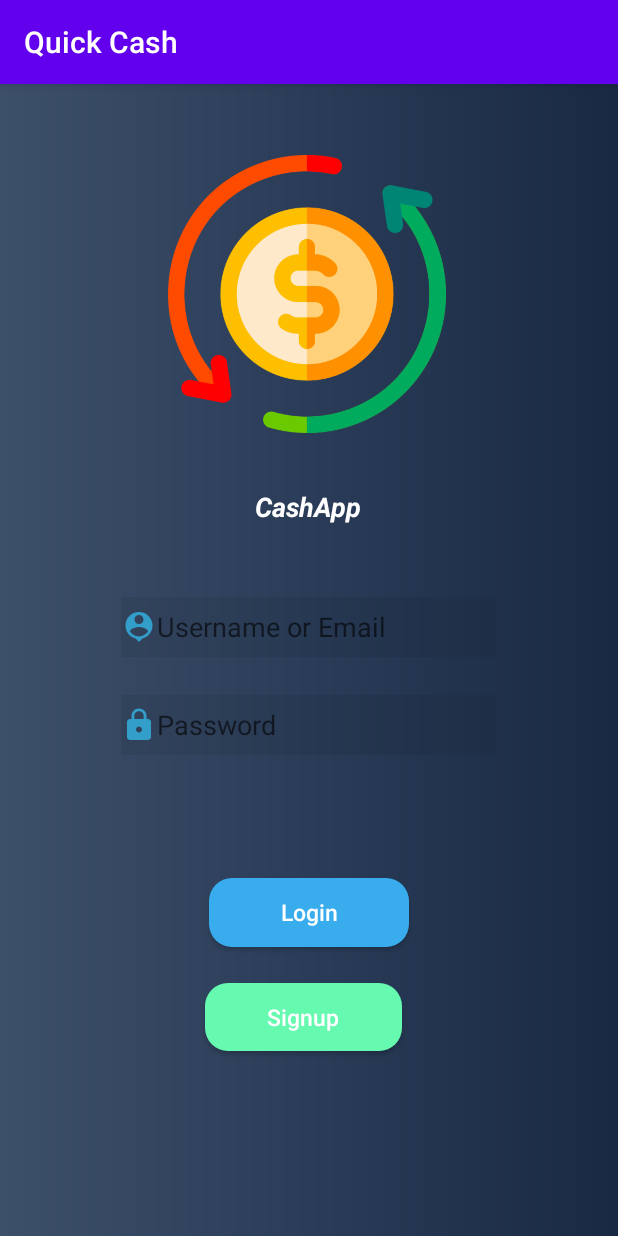
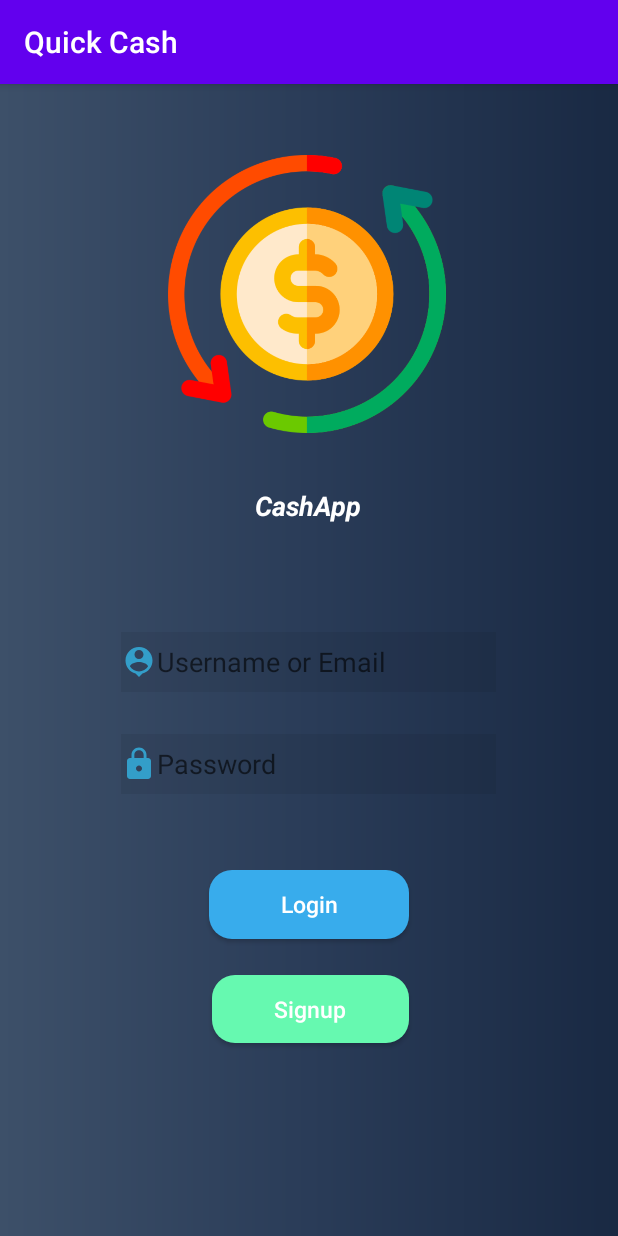
Before and after one commit to aarongratto/QuickCash, an Android app: the screen it shows after launch (MainActivity), on a phone screen of 412 x 824 dp. Run offline under Robolectric (Android 15) with nearby library versions, the phone set to English and light mode, and no system bars; our stand-ins replace Firebase (no records; nobody signed in at launch, a user with empty details on screens opened directly).

Commit message:
Minor modification

```diff
--- a/app/src/main/res/layout/activity_main.xml
+++ b/app/src/main/res/layout/activity_main.xml
@@ -38,7 +38,7 @@
         app:layout_constraintHorizontal_bias="0.496"
         app:layout_constraintStart_toStartOf="parent"
         app:layout_constraintTop_toBottomOf="@+id/imageView5"
-        app:layout_constraintVertical_bias="0.409"
+        app:layout_constraintVertical_bias="0.515"
         tools:ignore="MissingConstraints" />
 
     <EditText
@@ -59,7 +59,7 @@
         app:layout_constraintHorizontal_bias="0.496"
         app:layout_constraintStart_toStartOf="parent"
         app:layout_constraintTop_toBottomOf="@+id/editText"
-        app:layout_constraintVertical_bias="0.236" />
+        app:layout_constraintVertical_bias="0.357" />
 
     <Button
         android:id="@+id/button"
@@ -94,7 +94,7 @@
         app:layout_constraintHorizontal_bias="0.498"
         app:layout_constraintStart_toStartOf="parent"
         app:layout_constraintTop_toTopOf="@+id/imageView5"
-        app:layout_constraintVertical_bias="0.841" />
+        app:layout_constraintVertical_bias="0.772" />
 
     <Button
         android:id="@+id/button2"
@@ -107,9 +107,9 @@
         android:textSize="15dp"
         app:layout_constraintBottom_toBottomOf="parent"
         app:layout_constraintEnd_toEndOf="parent"
-        app:layout_constraintHorizontal_bias="0.488"
+        app:layout_constraintHorizontal_bias="0.503"
         app:layout_constraintStart_toStartOf="parent"
         app:layout_constraintTop_toBottomOf="@+id/imageView5"
-        app:layout_constraintVertical_bias="0.744" />
+        app:layout_constraintVertical_bias="0.734" />
 
 </androidx.constraintlayout.widget.ConstraintLayout>
```
